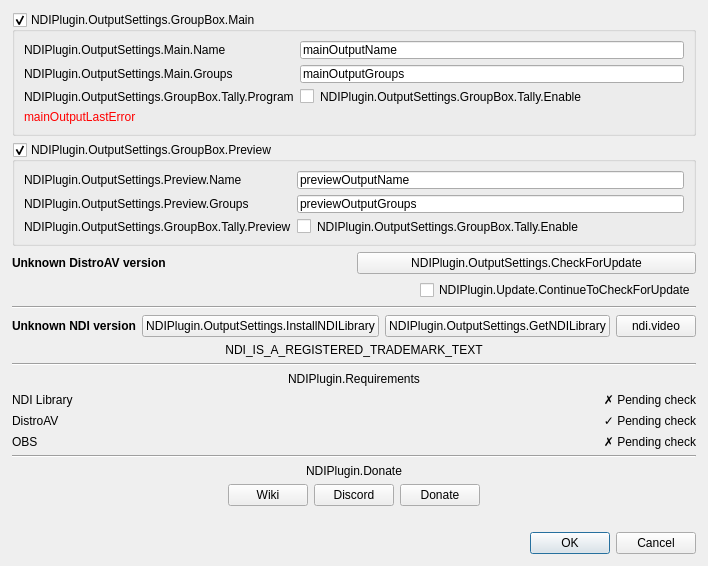
Qt form src/forms/output-settings.ui (DistroAV/DistroAV) before a commit.
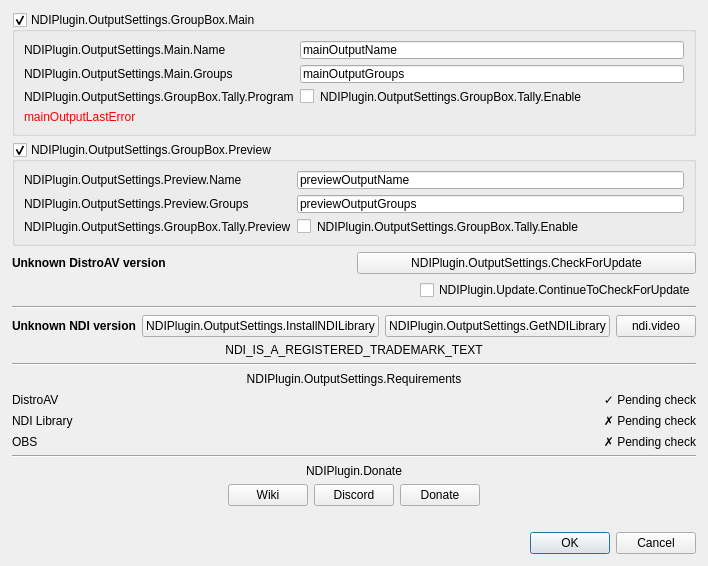
The same form after that commit.

Commit message: Requirement list tweaks

```diff
--- a/src/forms/output-settings.ui
+++ b/src/forms/output-settings.ui
@@ -378,7 +378,7 @@
                 <item>
                     <widget class="QLabel" name="labelRequirements">
                         <property name="text">
-                            <string>NDIPlugin.Requirements</string>
+                            <string>NDIPlugin.OutputSettings.Requirements</string>
                         </property>
                         <property name="textInteractionFlags">
                             <set>Qt::LinksAccessibleByMouse</set>
@@ -394,16 +394,16 @@
                         <number>12</number>
                     </property>
                     <item row="0" column="0">
-                        <widget class="QLabel" name="labelReqNdiTitle">
+                        <widget class="QLabel" name="labelReqDistroTitle">
                             <property name="text">
-                                <string>NDI Library</string>
+                                <string>DistroAV</string>
                             </property>
                         </widget>
                     </item>
                     <item row="0" column="1">
-                        <widget class="QLabel" name="labelReqNdiStatus">
+                        <widget class="QLabel" name="labelReqDistroStatus">
                             <property name="text">
-                                <string>✗ Pending check</string>
+                                <string>✓ Pending check</string>
                             </property>
                             <property name="alignment">
                                 <set>Qt::AlignRight|Qt::AlignVCenter</set>
@@ -411,16 +411,16 @@
                         </widget>
                     </item>
                     <item row="1" column="0">
-                        <widget class="QLabel" name="labelReqDistroTitle">
+                        <widget class="QLabel" name="labelReqNdiTitle">
                             <property name="text">
-                                <string>DistroAV</string>
+                                <string>NDI Library</string>
                             </property>
                         </widget>
                     </item>
                     <item row="1" column="1">
-                        <widget class="QLabel" name="labelReqDistroStatus">
+                        <widget class="QLabel" name="labelReqNdiStatus">
                             <property name="text">
-                                <string>✓ Pending check</string>
+                                <string>✗ Pending check</string>
                             </property>
                             <property name="alignment">
                                 <set>Qt::AlignRight|Qt::AlignVCenter</set>
```
The commit also changes 2 other files.
